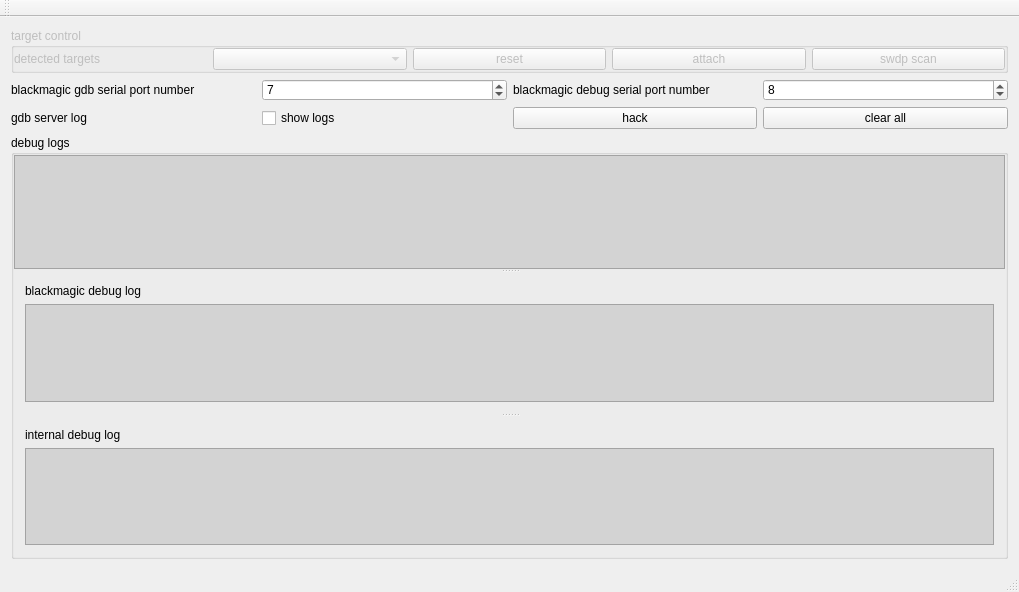
Above: mainwindow.ui from stoyan-shopov/blackmagic-gdbserver before the change. Below: the same form after it.
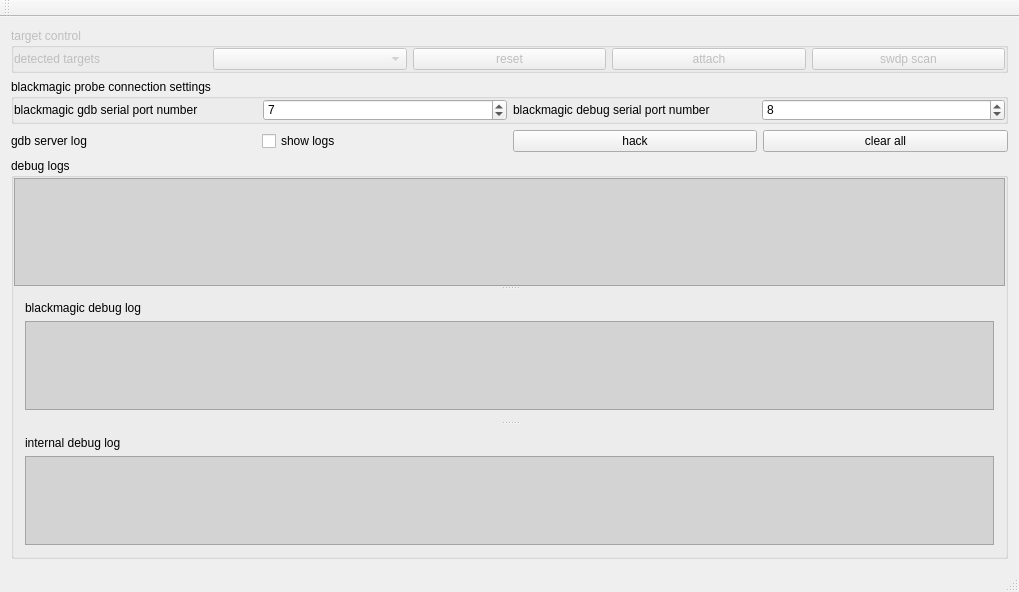
That is the form after the change.

Commit message: user interface improvement

```diff
--- a/mainwindow.ui
+++ b/mainwindow.ui
@@ -20,7 +20,7 @@
 }</string>
   </property>
   <widget class="QWidget" name="centralWidget">
-   <layout class="QVBoxLayout" name="verticalLayout_5">
+   <layout class="QVBoxLayout" name="verticalLayout_6">
     <item>
      <widget class="QGroupBox" name="groupBoxTargetControl">
       <property name="enabled">
@@ -84,6 +84,27 @@
      </widget>
     </item>
     <item>
+     <widget class="QGroupBox" name="groupBoxBlackmagicConnectionSettings">
+      <property name="title">
+       <string>blackmagic probe connection settings</string>
+      </property>
+      <layout class="QVBoxLayout" name="verticalLayout_5">
+       <property name="spacing">
+        <number>0</number>
+       </property>
+       <property name="leftMargin">
+        <number>0</number>
+       </property>
+       <property name="topMargin">
+        <number>0</number>
+       </property>
+       <property name="rightMargin">
+        <number>0</number>
+       </property>
+       <property name="bottomMargin">
+        <number>0</number>
+       </property>
+       <item>
      <layout class="QHBoxLayout" name="horizontalLayout_2">
       <item>
        <widget class="QLabel" name="label_5">
@@ -114,6 +135,9 @@
        </widget>
       </item>
      </layout>
+       </item>
+      </layout>
+     </widget>
     </item>
     <item>
      <layout class="QHBoxLayout" name="horizontalLayout">
```
Lines whose indentation alone changed are shown as unchanged. The commit also changes 1 other file.
